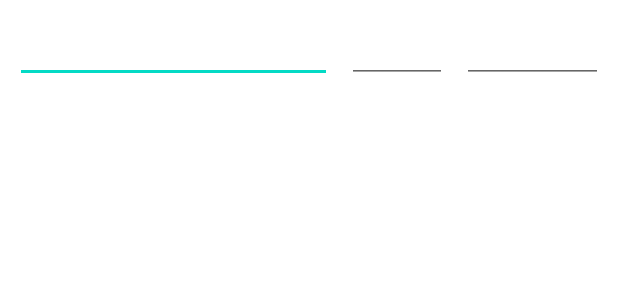
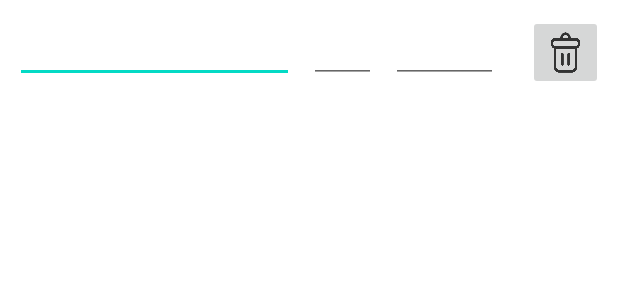
Before and after one commit to nam-dohai/TinhCongNo, an Android app: the layout items_don_hang.xml on its own in the app's theme, with its tools: preview values and no code run, on a phone screen of 412 x 824 dp. Shown: the top 300 px of the screen. Run offline under Robolectric (Android 15) with nearby library versions, the phone set to English and light mode, and no system bars.

Commit message:
Sửa lại tính năng xóa Báo giá/ Đơn hàng Thêm/ Sửa báo giá khi nhập đơn hàng

```diff
--- a/app/src/main/res/layout/items_don_hang.xml
+++ b/app/src/main/res/layout/items_don_hang.xml
@@ -6,21 +6,27 @@
     android:weightSum="10"
     android:padding="10dp">
     <EditText
-        android:layout_width="220dp"
+        android:layout_width="200dp"
         android:layout_height="wrap_content"
         android:id="@+id/edittextMatHang"
         android:layout_weight="5"/>
     <EditText
-        android:layout_width="70dp"
+        android:layout_width="50dp"
         android:layout_height="wrap_content"
         android:id="@+id/edittextSoLuong"
         android:layout_weight="2"
         android:layout_marginLeft="10dp"/>
     <EditText
-        android:layout_width="100dp"
+        android:layout_width="80dp"
         android:layout_height="wrap_content"
         android:id="@+id/edittextMenhGia"
         android:layout_weight="3"
         android:layout_marginLeft="10dp"/>
-
+    <ImageButton
+        android:id="@+id/btnDonHangDelete"
+        android:scaleType="fitXY"
+        android:src="@drawable/recycle_bin"
+        android:layout_marginLeft="20dp"
+        android:layout_width="50dp"
+        android:layout_height="50dp"/>
 </LinearLayout>
```
Also changed, not shown: app/src/main/java/com/example/tinhcongno/BaoGiaActivity.java (+2 -32 lines), app/src/main/java/com/example/tinhcongno/CongNoChiTiet.java (+1 -31 lines), app/src/main/java/com/example/tinhcongno/NhapCongNo.java (+16 -0 lines), app/src/main/java/com/example/tinhcongno/adapter/BaoGiaAdapter.java (+40 -1 lines), app/src/main/java/com/example/tinhcongno/adapter/DonHangAdapter.java (+38 -1 lines), app/src/main/res/layout/items_bao_gia.xml (+10 -2 lines), app/src/main/res/drawable/recycle_bin.png (added).
